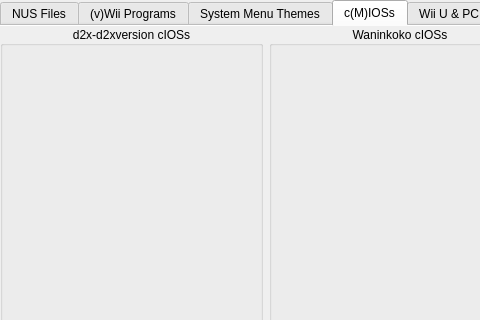
The window that mainWindow.ui (korbosoft/modmiiDownloader) describes before a commit, drawn with Qt 5; both pictures show x 0 to 480 and y 0 to 320 of the 800 by 800 pixel window.
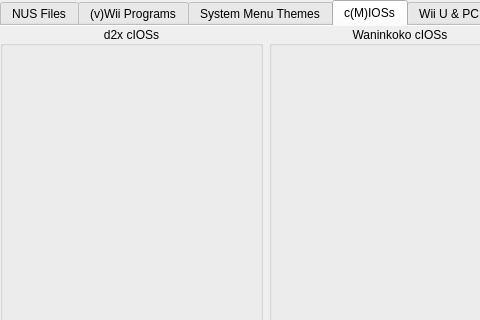
The same window after the commit. The open tabs and pages were chosen to show the change. Icons and pictures are not drawn. Custom widgets are drawn as their Qt base class.

What changed in the file:
```diff
--- a/mainWindow.ui
+++ b/mainWindow.ui
@@ -445,7 +445,7 @@
        <item row="0" column="0" rowspan="2">
         <widget class="D2xCheckGrid" name="d2x">
          <property name="title">
-          <string>d2x-d2xversion cIOSs</string>
+          <string>d2x cIOSs</string>
          </property>
          <property name="alignment">
           <set>Qt::AlignmentFlag::AlignCenter</set>
```
Left out of the diff: 2 changed lines with no effect on the pictures.
